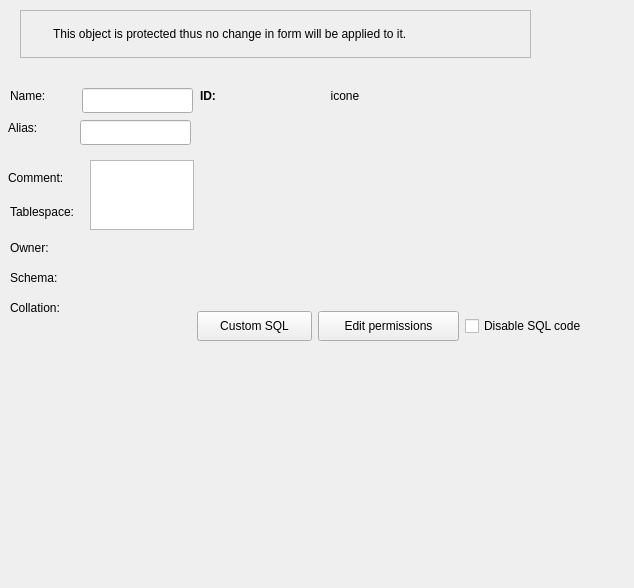
Qt form libpgmodeler_ui/ui/baseobjectwidget.ui (pgmodeler/pgmodeler) before a commit.
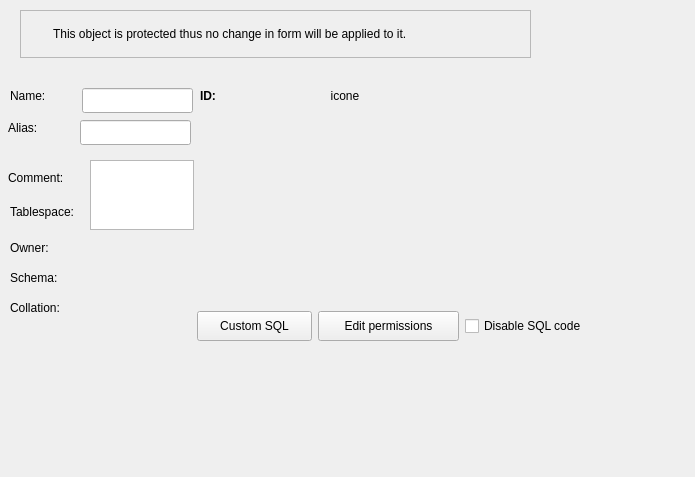
The same form after that commit. Icons and pictures are not drawn.

```diff
--- a/libpgmodeler_ui/ui/baseobjectwidget.ui
+++ b/libpgmodeler_ui/ui/baseobjectwidget.ui
@@ -6,8 +6,8 @@
    <rect>
     <x>0</x>
     <y>0</y>
-    <width>634</width>
-    <height>588</height>
+    <width>695</width>
+    <height>477</height>
    </rect>
   </property>
   <property name="sizePolicy">
```
